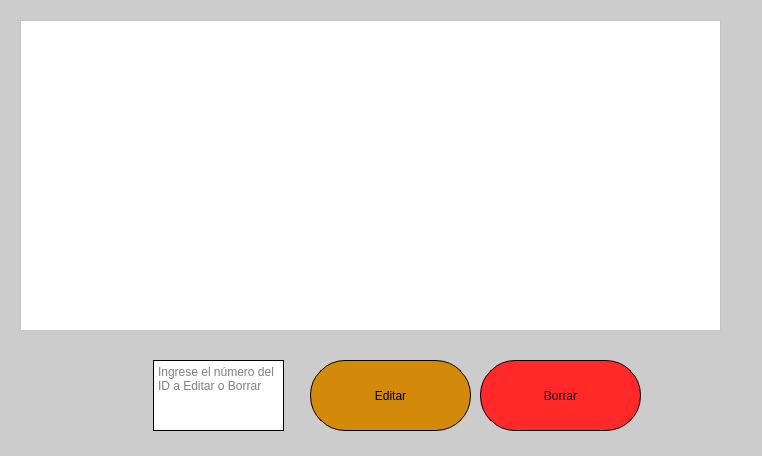
Old version of the form Nucleo/Ver_y_Editar_Péliculas.ui in the repository iamchapita/Proyecto-AED.
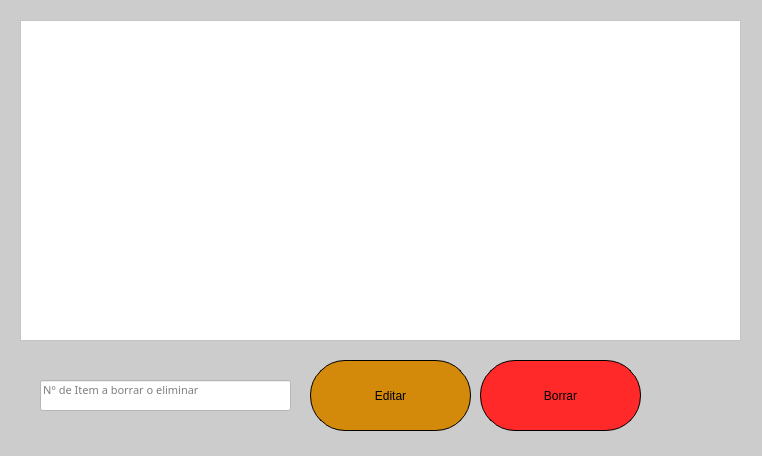
New version of the form. Icons and pictures are not drawn.

Commit message: Implementado Editar y Eliminar

Patch:
```diff
--- a/Nucleo/Ver_y_Editar_Péliculas.ui
+++ b/Nucleo/Ver_y_Editar_Péliculas.ui
@@ -38,29 +38,6 @@
    <string notr="true">background-color:rgb(204, 204, 204);</string>
   </property>
   <widget class="QWidget" name="centralwidget">
-   <widget class="QTextEdit" name="ID_textEdit">
-    <property name="geometry">
-     <rect>
-      <x>153</x>
-      <y>360</y>
-      <width>131</width>
-      <height>71</height>
-     </rect>
-    </property>
-    <property name="styleSheet">
-     <string notr="true">color:black;
-font: 75 10pt &quot;Hack&quot;;
-background-color: rgb(255, 255, 255);
-border-color: rgb(0, 0, 0);
-border-style: solid;
-border-color: black;
-border-width: 0.5px;
-</string>
-    </property>
-    <property name="placeholderText">
-     <string>Ingrese el número del ID a Editar o Borrar</string>
-    </property>
-   </widget>
    <widget class="QPushButton" name="Editar_pushButton">
     <property name="geometry">
      <rect>
@@ -108,8 +85,8 @@
      <rect>
       <x>20</x>
       <y>20</y>
-      <width>701</width>
-      <height>311</height>
+      <width>721</width>
+      <height>321</height>
      </rect>
     </property>
     <property name="font">
@@ -133,7 +110,33 @@
      <number>0</number>
     </property>
     <property name="textInteractionFlags">
-     <set>Qt::TextEditorInteraction</set>
+     <set>Qt::NoTextInteraction</set>
+    </property>
+   </widget>
+   <widget class="QLineEdit" name="ID_lineEdit">
+    <property name="geometry">
+     <rect>
+      <x>40</x>
+      <y>380</y>
+      <width>251</width>
+      <height>31</height>
+     </rect>
+    </property>
+    <property name="font">
+     <font>
+      <family>Hack</family>
+      <pointsize>8</pointsize>
+     </font>
+    </property>
+    <property name="styleSheet">
+     <string notr="true">background-color: rgb(255, 255, 255);
+color: rgb(0, 0, 0);</string>
+    </property>
+    <property name="alignment">
+     <set>Qt::AlignLeading|Qt::AlignLeft|Qt::AlignTop</set>
+    </property>
+    <property name="placeholderText">
+     <string>N° de Item a borrar o eliminar</string>
     </property>
    </widget>
   </widget>
```
The commit also changes 13 other files.
